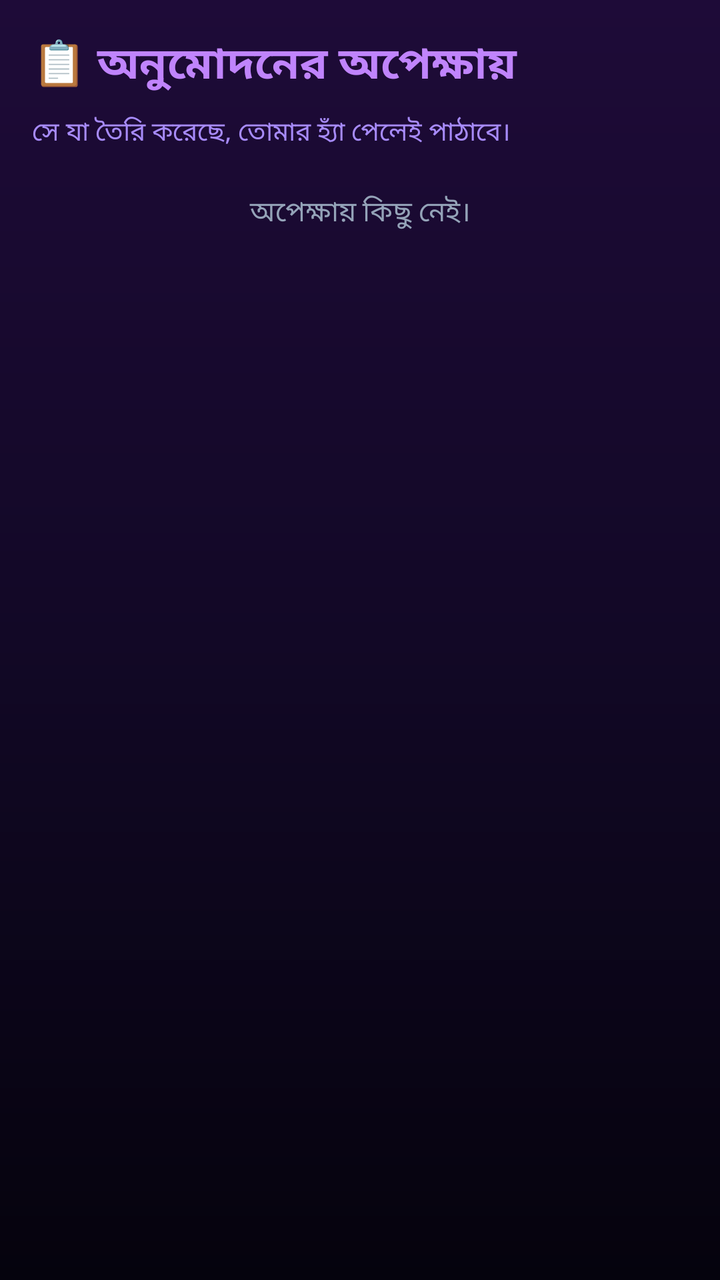
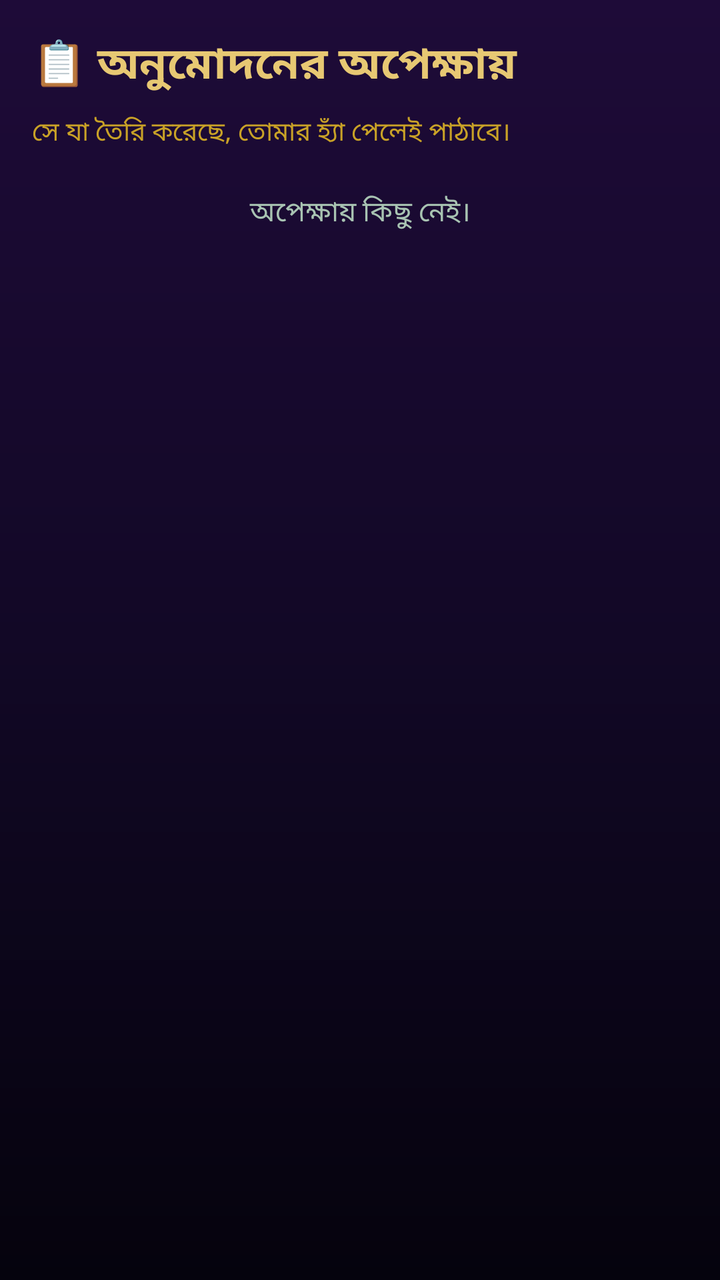

Before-and-after screenshots of an Android layout around one commit, followed by the original layout XML and the change that was made.
<!-- AndroidManifest.xml: application theme AppTheme -->
<!-- res/layout/activity_approval.xml -->
<?xml version="1.0" encoding="utf-8"?>
<LinearLayout xmlns:android="http://schemas.android.com/apk/res/android"
    android:layout_width="match_parent"
    android:layout_height="match_parent"
    android:background="@drawable/bg_main"
    android:orientation="vertical"
    android:padding="16dp">

    <TextView
        android:layout_width="match_parent"
        android:layout_height="wrap_content"
        android:text="📋 অনুমোদনের অপেক্ষায়"
        android:textColor="#C084FC"
        android:textSize="22sp"
        android:textStyle="bold" />

    <TextView
        android:layout_width="match_parent"
        android:layout_height="wrap_content"
        android:layout_marginTop="8dp"
        android:text="সে যা তৈরি করেছে, তোমার হ্যাঁ পেলেই পাঠাবে।"
        android:textColor="#A78BFA"
        android:textSize="13sp" />

    <TextView
        android:id="@+id/apprEmpty"
        android:layout_width="match_parent"
        android:layout_height="wrap_content"
        android:layout_marginTop="20dp"
        android:gravity="center"
        android:text="অপেক্ষায় কিছু নেই।"
        android:textColor="#94A3B8" />

    <ScrollView
        android:layout_width="match_parent"
        android:layout_height="0dp"
        android:layout_marginTop="12dp"
        android:layout_weight="1">

        <LinearLayout
            android:id="@+id/apprList"
            android:layout_width="match_parent"
            android:layout_height="wrap_content"
            android:orientation="vertical" />
    </ScrollView>
</LinearLayout>
<!-- resources referenced by this layout -->
<resources>
  <!-- drawable bg_main (drawable) -->
  <?xml version="1.0" encoding="utf-8"?>
  <shape xmlns:android="http://schemas.android.com/apk/res/android" android:shape="rectangle">
      <gradient
          android:angle="270"
          android:startColor="#1E0B38"
          android:centerColor="#120826"
          android:endColor="#05030D" />
  </shape>
  <style name="AppTheme" parent="android:Theme.Material.NoActionBar">
          <item name="android:windowBackground">#05030D</item>
          <item name="android:colorAccent">#A855F7</item>
          <item name="android:statusBarColor">#05030D</item>
          <item name="android:navigationBarColor">#05030D</item>
          <item name="android:windowLightStatusBar">false</item>
      </style>
</resources>

<!-- the commit's change to res/layout/activity_approval.xml (unified diff, before → after) -->
@@ -10,7 +10,7 @@
         android:layout_width="match_parent"
         android:layout_height="wrap_content"
         android:text="📋 অনুমোদনের অপেক্ষায়"
-        android:textColor="#C084FC"
+        android:textColor="#E7C873"
         android:textSize="22sp"
         android:textStyle="bold" />
 
@@ -19,7 +19,7 @@
         android:layout_height="wrap_content"
         android:layout_marginTop="8dp"
         android:text="সে যা তৈরি করেছে, তোমার হ্যাঁ পেলেই পাঠাবে।"
-        android:textColor="#A78BFA"
+        android:textColor="#C9A227"
         android:textSize="13sp" />
 
     <TextView
@@ -29,7 +29,7 @@
         android:layout_marginTop="20dp"
         android:gravity="center"
         android:text="অপেক্ষায় কিছু নেই।"
-        android:textColor="#94A3B8" />
+        android:textColor="#A8C3B2" />
 
     <ScrollView
         android:layout_width="match_parent"
